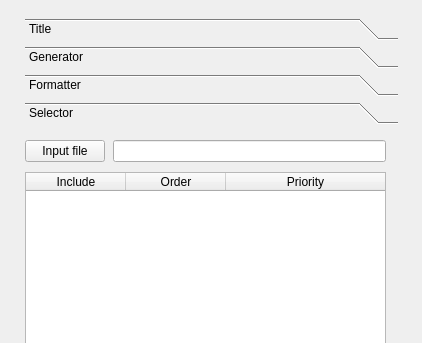
Old version of the form form.ui in the repository miskiewiczm/dna_bits; both pictures show x 0 to 422 and y 0 to 343 of the 422 by 715 pixel window.
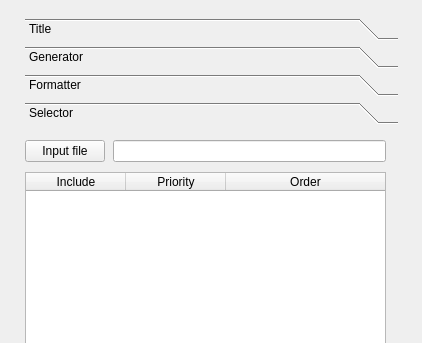
New version of the form. The open tabs and pages were chosen to show the change.

Commit message:
Simple sorting table fixes.
Better resizing column behaviour. Fix for columns header.

```diff
--- a/form.ui
+++ b/form.ui
@@ -794,12 +794,12 @@
          </column>
          <column>
           <property name="text">
-           <string>Order</string>
+           <string>Priority</string>
           </property>
          </column>
          <column>
           <property name="text">
-           <string>Priority</string>
+           <string>Order</string>
           </property>
          </column>
         </widget>
```
The commit also changes 2 other files.
